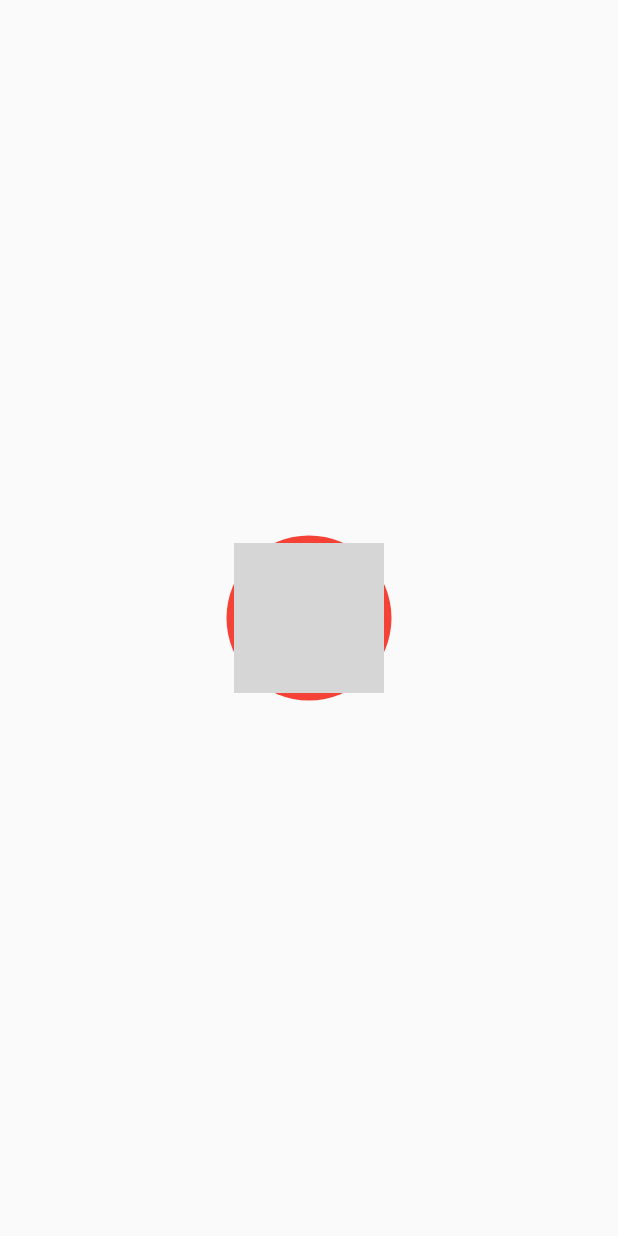
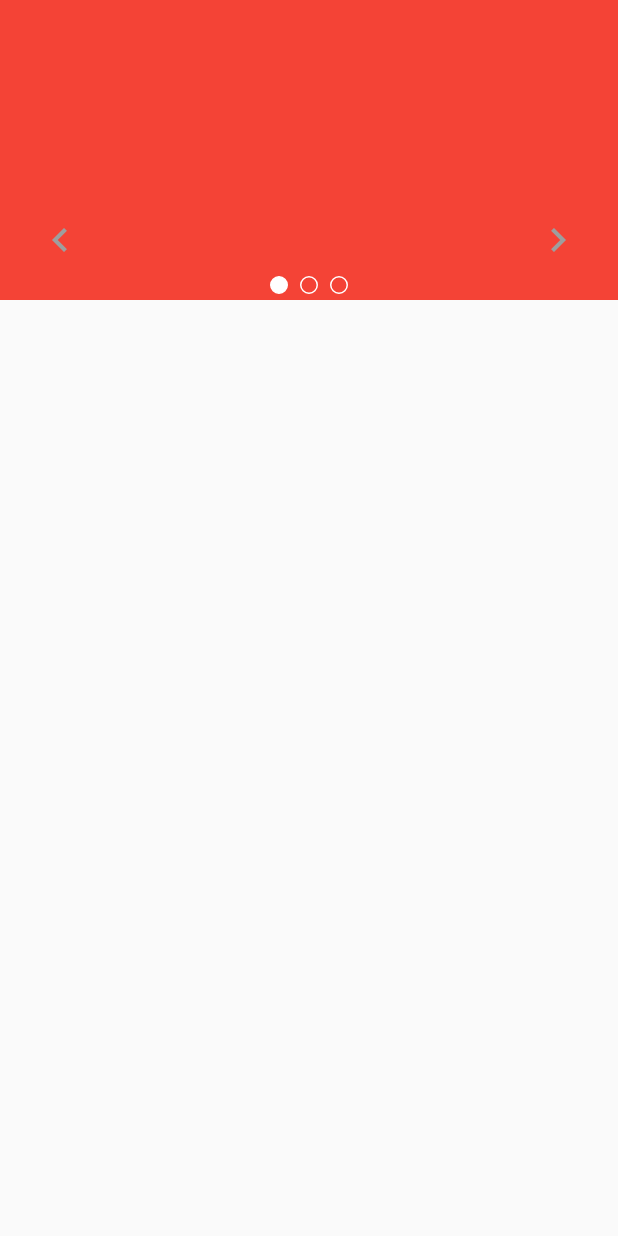
Before and after one commit to yiyisf/flutter, a Flutter app: the screen it shows after launch, on a phone screen of 412 x 824 dp. Run offline on Flutter 3.47's test engine with Material 2 defaults, Android fonts, the phone set to English and light mode, and no system bars; grey boxes are pictures that could not be loaded.

Commit message:
轮播图案例

```diff
--- a/lib/main.dart
+++ b/lib/main.dart
@@ -1,6 +1,7 @@
 import 'package:flutter/material.dart';
 import 'package:shenzhen/ui/Badge.dart';
 import 'package:shenzhen/ui/Banner.dart';
+import 'package:shenzhen/ui/Carousel.dart';
 import 'package:shenzhen/ui/CircleImage.dart';
 import 'package:shenzhen/ui/GridUi.dart';
 
@@ -21,7 +22,8 @@ class MyApp extends StatelessWidget {
 //    home: new Banners(),
 //    home: new GridUi(),
 //    home: new Badge(),
-    home: new CircleImage(),
+//    home: new CircleImage(),
+    home: new Carousel(),
     );
   }
 }
--- /dev/null
+++ b/lib/ui/Carousel.dart
@@ -0,0 +1,91 @@
+import 'package:flutter/material.dart';
+
+class Carousel extends StatefulWidget {
+  @override
+  _CarouselState createState() => new _CarouselState();
+}
+
+class _CarouselState extends State<Carousel> {
+  @override
+  Widget build(BuildContext context) {
+    return new Scaffold(
+      body: new Container(
+        child: new DefaultTabController(
+          length: 3,
+          child: new _PageSelector(),
+        ),
+      height: 200.00,
+      )
+    );
+  }
+}
+
+class _PageSelector extends StatelessWidget {
+//  const _PageSelector(this.icons);
+//  final List<IconData> icons;
+
+  @override
+  Widget build(BuildContext context) {
+    final TabController controller = DefaultTabController.of(context);
+    final Color color = Theme.of(context).accentColor;
+    final List<String> _list = ["A", "B", "C"];
+
+    return new Stack(
+      alignment: FractionalOffset.bottomCenter,
+      children: <Widget>[
+        new TabBarView(
+          controller: controller,
+        children: <Widget>[
+          new Container(color: Colors.red,),
+          new Container(color: Colors.blue,),
+          new Container(color: Colors.orange,),
+
+
+//          new Center(child: const Text("A"),),
+//          new Center(child: const Text("B"),),
+//          new Center(child: const Text("C"),),
+          ],
+        ),
+        new TabPageSelector(
+          controller: controller,
+        selectedColor: Colors.white,
+        ),
+        new Container(
+          padding: const EdgeInsets.all(16.0),
+          child: new Row(
+            mainAxisAlignment: MainAxisAlignment.spaceBetween,
+            crossAxisAlignment: CrossAxisAlignment.end,
+            children: <Widget>[
+              new IconButton(
+                  icon: const Icon(Icons.chevron_left, size: 32.0,),
+                  color: color,
+                  onPressed: () {
+                    _handleArrowButtonPress(context, -1);
+                  },
+                  tooltip: 'Page back'),
+              new IconButton(
+                  icon: const Icon(Icons.chevron_right, size: 32.0,),
+                  color: color,
+                  onPressed: () {
+                    _handleArrowButtonPress(context, 1);
+                  },
+                  tooltip: 'Page forward')
+            ],
+          ),
+        ),
+//        new TabBarView(
+//          children: _list.map((s){
+//            return new Text(s);
+//          }).toList(),
+//        controller: controller,
+//        )
+      ],
+    );
+  }
+
+  void _handleArrowButtonPress(BuildContext context, int delta) {
+    final TabController controller = DefaultTabController.of(context);
+    if (!controller.indexIsChanging)
+      controller.animateTo((controller.index + delta).clamp(0, 2));
+  }
+}
```
